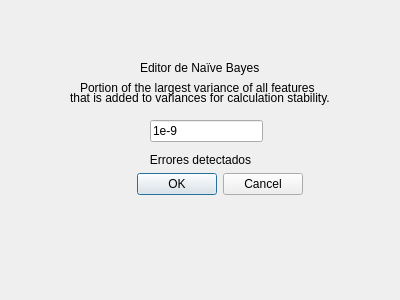
First picture: the form in Resources/UI/DialogNaiveBayes.ui, repository 40CompilerErrors/Proyecto2, before the edit.
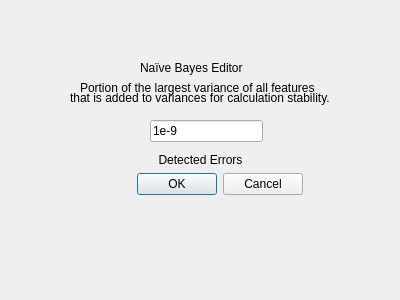
Second picture: the form after the edit.

The edit to the form file:
```diff
--- a/Resources/UI/DialogNaiveBayes.ui
+++ b/Resources/UI/DialogNaiveBayes.ui
@@ -23,7 +23,7 @@
     </rect>
    </property>
    <property name="text">
-    <string>Editor de Naïve Bayes</string>
+    <string>Naïve Bayes Editor</string>
    </property>
   </widget>
   <widget class="QLineEdit" name="dialog_NB">
@@ -88,7 +88,7 @@
     </rect>
    </property>
    <property name="text">
-    <string>Errores detectados</string>
+    <string>Detected Errors</string>
    </property>
    <property name="alignment">
     <set>Qt::AlignCenter</set>
```
